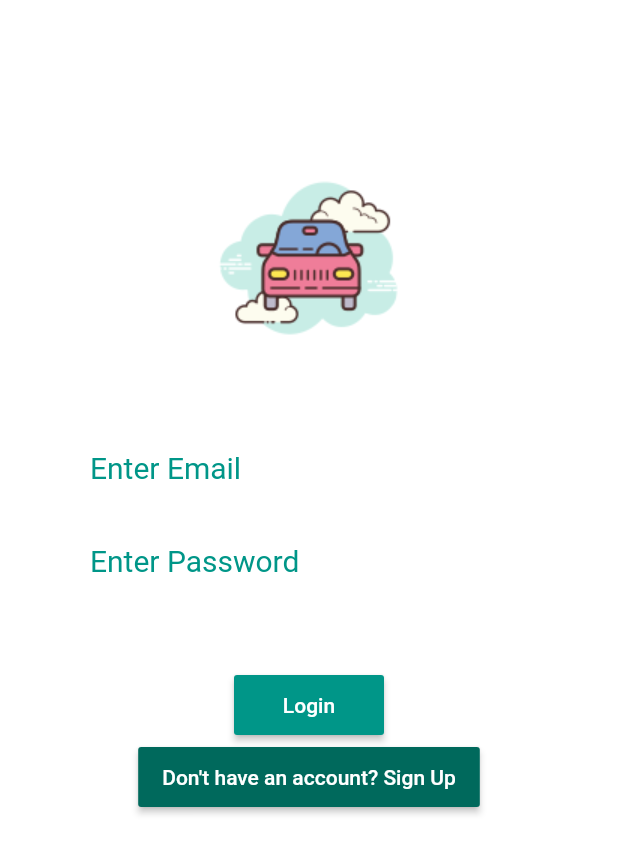
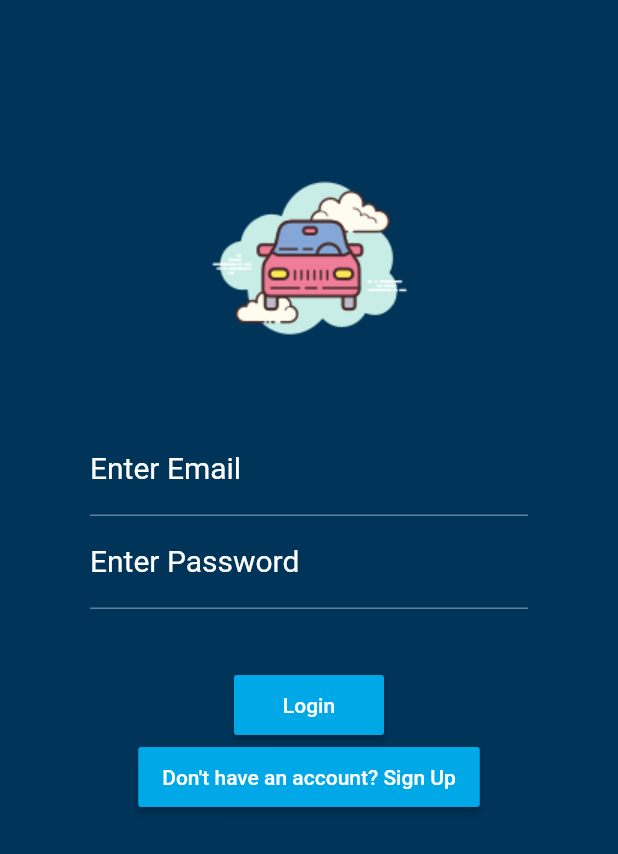
Before and after one commit to cs340-20/Whirl, a Flutter app: the screen it shows after launch, on a phone screen of 412 x 824 dp. Shown: the top 854 px of the screen. Run offline on Flutter 3.47's test engine with Material 2 defaults, Android fonts, the phone set to English and light mode, and no system bars; our stand-ins replace cloud_firestore, firebase_auth; accounts and stored records are empty.

Commit message:
updated login screen colors. Closes #71

```diff
--- a/whirl/lib/login.dart
+++ b/whirl/lib/login.dart
@@ -44,7 +44,8 @@ class LoginPageState extends State<LoginPage>
       MaterialButton(
         height: 40.0,
         minWidth: 100.0,
-        color: Colors.teal,
+        // color: Colors.teal,
+        color: Color(0xFF00A8E8),
         textColor: Colors.white,
         child: new Text("Login"),
         onPressed: _performLogin,
@@ -53,7 +54,8 @@ class LoginPageState extends State<LoginPage>
       MaterialButton(
         height: 40.0,
         minWidth: 100.0,
-        color: Colors.teal.shade800,
+        // color: Colors.teal.shade800,
+        color: Color(0xFF00A8E8),
         textColor: Colors.white,
         child: new Text("Don't have an account? Sign Up"),
         onPressed: () => _performSignUp(),
@@ -66,7 +68,7 @@ class LoginPageState extends State<LoginPage>
   Widget build(BuildContext context) {
     return new Scaffold(
       resizeToAvoidBottomInset : false,
-      backgroundColor: Colors.white,
+      backgroundColor: Color(0xFF003459),
       body: new Stack(
         fit: StackFit.expand,
         children: <Widget>[
@@ -85,14 +87,15 @@ class LoginPageState extends State<LoginPage>
                       primarySwatch: Colors.teal,
                       inputDecorationTheme: new InputDecorationTheme(
                           labelStyle: new TextStyle(
-                              color: Colors.teal, fontSize: 20.0))),
+                              // color: Colors.teal, fontSize: 20.0))),
+                              color: Colors.white, fontSize: 20.0))),
                   child: new Container(
                     padding: const EdgeInsets.all(60.0),
                     child: new Column(
                       crossAxisAlignment: CrossAxisAlignment.center,
                       children: <Widget>[
                         new TextFormField(
-                          style: TextStyle(color: Colors.black),
+                          style: TextStyle(color: Colors.white),
                           controller: _usernameController,
                           decoration: new InputDecoration(
                             labelText: "Enter Email",
@@ -100,7 +103,7 @@ class LoginPageState extends State<LoginPage>
                           keyboardType: TextInputType.emailAddress,
                         ),
                         new TextFormField(
-                          style: TextStyle(color: Colors.black),
+                          style: TextStyle(color: Colors.white),
                           controller: _passwordController,
                           decoration: new InputDecoration(
                             labelText: "Enter Password",
```
Also changed, not shown: 1 other file.
